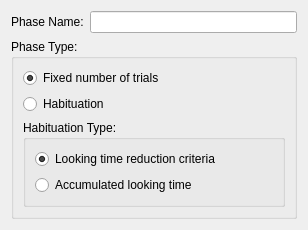
Old version of the form libs/habutil/wizards/PhaseWPFirst.ui in the repository djsperka/habit2-src.
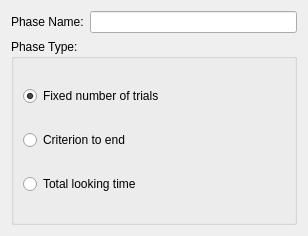
New version of the form.

Commit message: Change naming scheme for phase types.

Diff of the .ui file:
```diff
--- a/libs/habutil/wizards/PhaseWPFirst.ui
+++ b/libs/habutil/wizards/PhaseWPFirst.ui
@@ -7,7 +7,7 @@
     <x>0</x>
     <y>0</y>
     <width>308</width>
-    <height>223</height>
+    <height>236</height>
    </rect>
   </property>
   <property name="windowTitle">
@@ -65,7 +65,7 @@
          <string>Subject must habituate to stimuli.</string>
         </property>
         <property name="text">
-         <string>Habituation</string>
+         <string>Criterion to end</string>
         </property>
         <property name="autoExclusive">
          <bool>true</bool>
@@ -73,41 +73,13 @@
        </widget>
       </item>
       <item>
-       <widget class="QGroupBox" name="gbHabituationType">
-        <property name="title">
-         <string>Habituation Type:</string>
+       <widget class="QRadioButton" name="rbTotalLookingTime">
+        <property name="toolTip">
+         <string>Phase continues until subject accumulates enough looking time.</string>
         </property>
-        <layout class="QVBoxLayout" name="verticalLayout">
-         <item>
-          <widget class="QRadioButton" name="rbHabReduction">
-           <property name="toolTip">
-            <string>Looking time decreases to a specified level</string>
-           </property>
-           <property name="text">
-            <string>Looking time reduction criteria</string>
-           </property>
-           <property name="checked">
-            <bool>true</bool>
-           </property>
-           <property name="autoExclusive">
-            <bool>true</bool>
-           </property>
-          </widget>
-         </item>
-         <item>
-          <widget class="QRadioButton" name="rbHabAccum">
-           <property name="toolTip">
-            <string>Subject must accumulate a specified amount of looking time over the entire phase</string>
-           </property>
-           <property name="text">
-            <string>Accumulated looking time</string>
-           </property>
-           <property name="autoExclusive">
-            <bool>true</bool>
-           </property>
-          </widget>
-         </item>
-        </layout>
+        <property name="text">
+         <string>Total looking time</string>
+        </property>
        </widget>
       </item>
      </layout>
```
Left out of the diff: 8 changed lines with no effect on the pictures. The commit also changes 2 other files.
